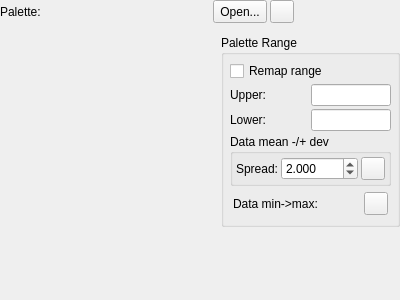
Before: the Qt Designer form src/qt-widgets/RemappedColourPaletteWidgetUi.ui in GPlates/GPlates, drawn with Qt 5.
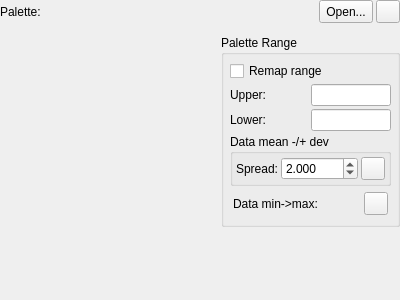
After: the same form once the commit is applied. Icons and pictures are not drawn.

What changed in the file:
```diff
--- a/src/qt-widgets/RemappedColourPaletteWidgetUi.ui
+++ b/src/qt-widgets/RemappedColourPaletteWidgetUi.ui
@@ -90,9 +90,6 @@
         </property>
        </widget>
       </item>
-      <item>
-       <widget class="QWidget" name="extra_placeholder_widget" native="true"/>
-      </item>
      </layout>
     </widget>
    </item>
```
